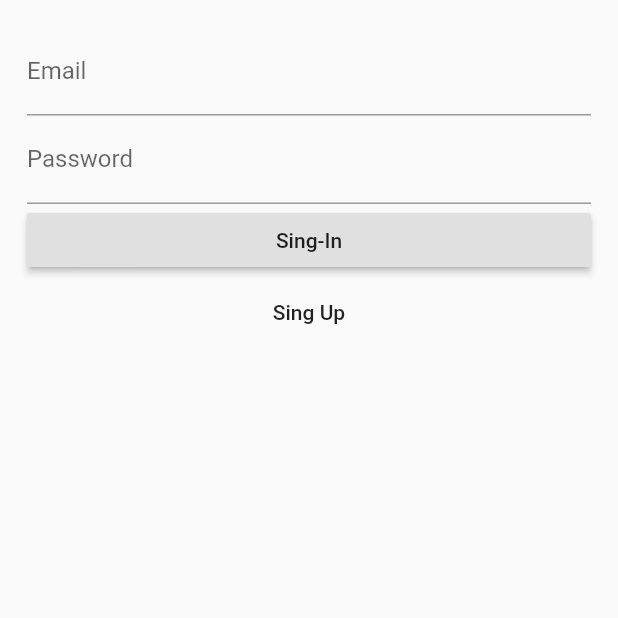
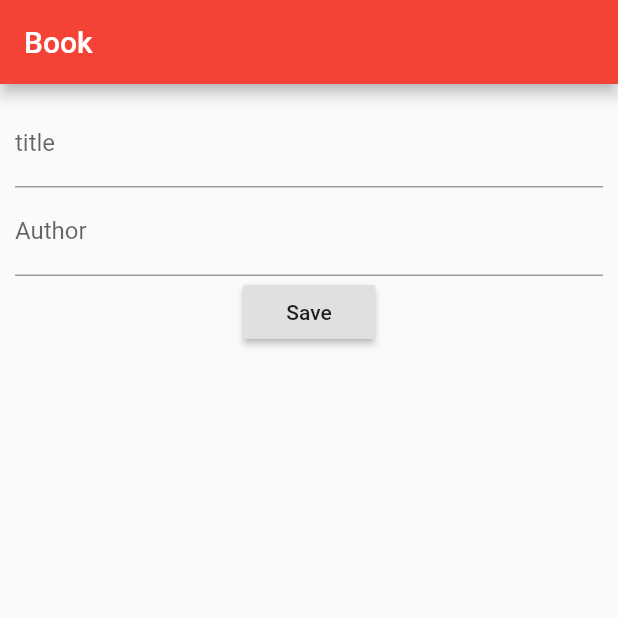
Before and after one commit to apichart2425/lab01, a Flutter app: the screen it shows after launch, on a phone screen of 412 x 824 dp, the top half of it. Run offline on Flutter 3.47's test engine with Material 2 defaults, Android fonts, the phone set to English and light mode, and no system bars; our stand-ins replace cloud_firestore, datetime_picker_formfield, firebase_auth, image_picker, sqflite; accounts and stored records are empty.

```diff
--- a/lib/main.dart
+++ b/lib/main.dart
@@ -7,6 +7,7 @@ import 'package:flutter/material.dart';
 // import './ui/todo_screem.dart';
 import './ui/login_screen.dart';
 import './ui/register_srceen.dart';
+import './ui/book_screen.dart';
 
 
 void main() => runApp(MyApp());
@@ -30,9 +31,10 @@ class MyApp extends StatelessWidget {
         // "/img": (context) => ImagePicker(),
         // "/listdata": (context) => ListData(),
         // "/z": (context) => TodoScreen(),
-        "/": (context) => LoginScreen(),
+        // "/": (context) => LoginScreen(),
         "/singup": (context) => RegisterScreen(),
         // "/": (context) => TodoScreen(),
+        "/": (context) => BookScreen(),
 
         },
     );
--- /dev/null
+++ b/lib/ui/book_screen.dart
@@ -0,0 +1,83 @@
+import 'package:flutter/material.dart';
+import 'package:cloud_firestore/cloud_firestore.dart';
+
+class BookScreen extends StatefulWidget {
+  @override
+  State<StatefulWidget> createState() {
+    // TODO: implement createState
+    return BookScreenState();
+  }
+}
+
+class BookScreenState extends State<BookScreen> {
+  final _formkey = GlobalKey<FormState>();
+
+  TextEditingController _title = TextEditingController();
+  TextEditingController _author = TextEditingController();
+
+  @override
+  Widget build(BuildContext context) {
+    // TODO: implement build
+    return Scaffold(
+      appBar: AppBar(
+        title: Text("Book"),
+      ),
+      body: Padding(
+        padding: EdgeInsets.all(10),
+        child: Form(
+          key: _formkey,
+          child: Column(
+            children: <Widget>[
+              TextFormField(
+                controller: _title,
+                decoration: InputDecoration(
+                  labelText: "title",
+                ),
+                validator: (value) {
+                  if (value.isEmpty) {
+                    return "Plase fill title";
+                  }
+                },
+              ),
+              TextFormField(
+                controller: _author,
+                decoration: InputDecoration(
+                  labelText: "Author",
+                ),
+                validator: (value) {
+                  if (value.isEmpty) {
+                    return "Plase fill title";
+                  }
+                },
+              ),
+              RaisedButton(
+                child: Text("Save"),
+                onPressed: () {
+                  if (_formkey.currentState.validate()) {
+                    //save to cloud fire store
+                    // Firestore.instance.collection('books').add(
+                    //     {"title": _title.text, "author": _author}).then((doc) {
+                    //   //logic check add firestore too complate
+                    //   print(doc.toString());
+                    Firestore.instance
+                        .collection('books')
+                        .document('X1')
+                        .setData({
+                      "title": _title.text,
+                      "author": _author.text
+                    }).then((x) {
+                      //   //logic check add firestore too complate
+                        print("set success");
+                    });
+                  }
+                },
+              )
+            ],
+          ),
+        ),
+      ),
+    );
+  }
+}
+
+//https://stackoverflow.com/questions/54485453/flutter-problem-cloud-firestore-dependency
--- a/pubspec.yaml
+++ b/pubspec.yaml
@@ -24,6 +24,7 @@ dependencies:
   sqflite: ^1.1.0
   firebase_core: ^0.2.5
   firebase_auth: ^0.6.5
+  cloud_firestore: ^0.8.2+3
 
   # The following adds the Cupertino Icons font to your application.
   # Use with the CupertinoIcons class for iOS style icons.
```
Also changed, not shown: lib/ui/list_book.dart (added, +28 -0 lines), lib/ui/login_screen.dart (+19 -2 lines), lib/ui/register_srceen.dart (+17 -3 lines), 2 other files.
